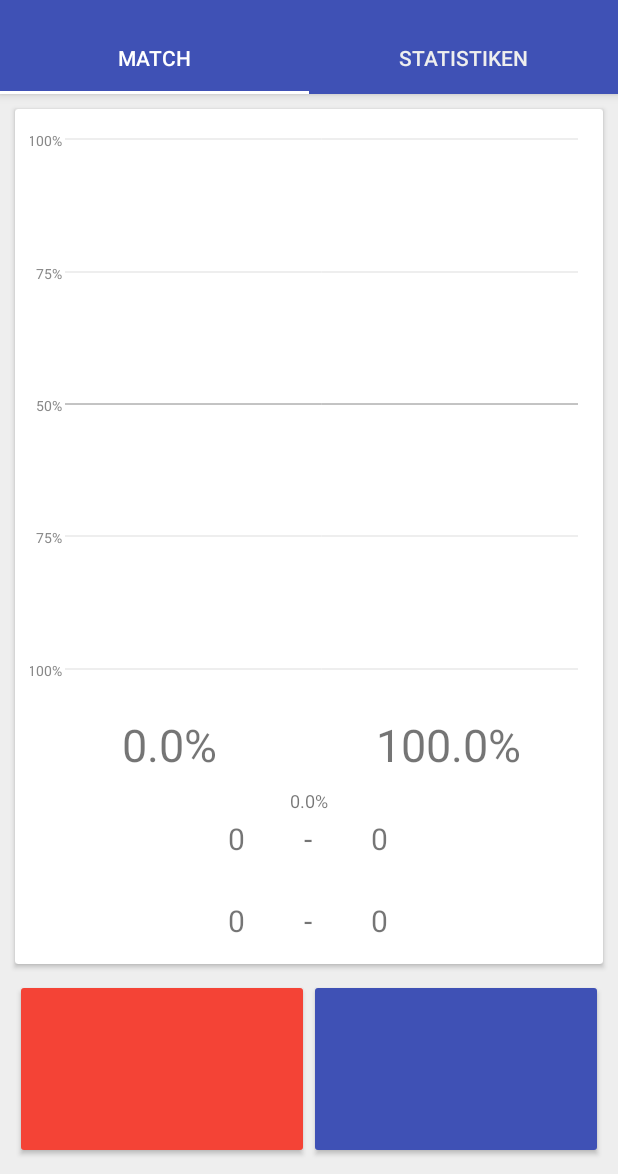
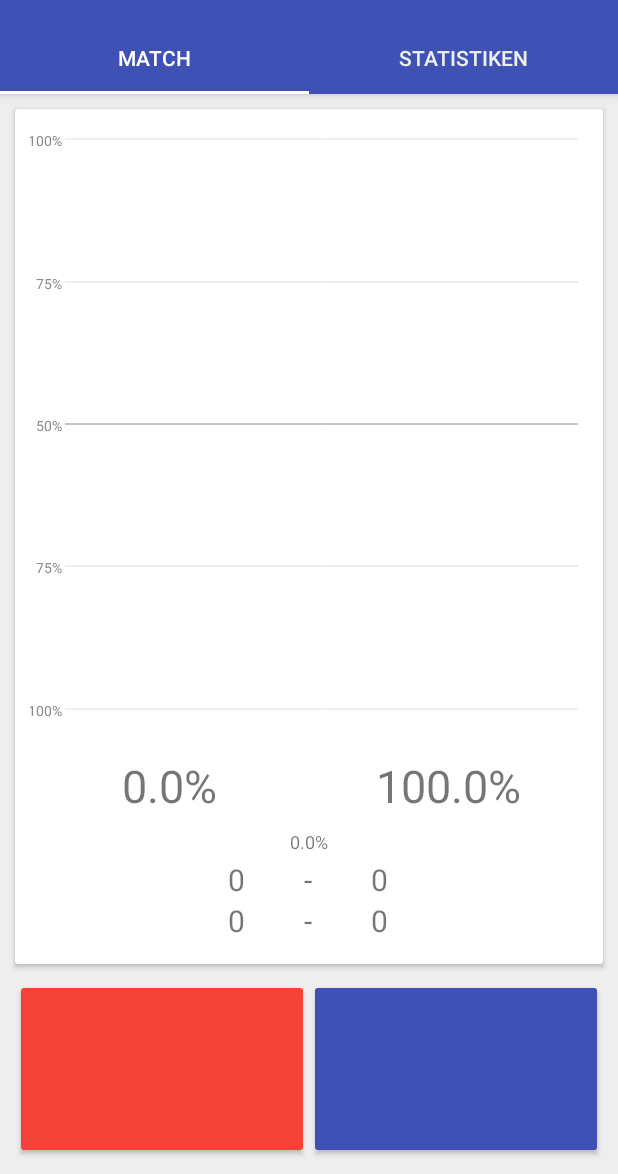
Before and after one commit to MDeiml/Richard, an Android app: the MatchActivity screen opened directly, with no data from a screen before it, on a phone screen of 412 x 824 dp, the part 62-1236 px from its top. Run offline under Robolectric (Android 15) with nearby library versions, the phone set to English and light mode, and no system bars; libraries missing offline, so code that uses them is left out: org.apache.commons; 22 statements that could not run were skipped.

Commit message:
Support for different game modes

```diff
--- a/app/src/main/java/com/mdeiml/richard/MarkovMatrix.java
+++ b/app/src/main/java/com/mdeiml/richard/MarkovMatrix.java
@@ -97,17 +97,44 @@ public class MarkovMatrix {
         return getPropabilities(r, q);
     }
 
-    public static RealMatrix getMatchPropabilities(double si, double mi) {
-        RealMatrix q = MatrixUtils.createRealMatrix(4, 4);
-        q.setEntry(0, 1, 1-si); // 0-0 -> 0-1
-        q.setEntry(0, 2, si); // 0-0 -> 1-0
-        q.setEntry(1, 3, si); // 0-1 -> 1-1
-        q.setEntry(2, 3, 1-si); // 1-0 -> 1-1
-        RealMatrix r = MatrixUtils.createRealMatrix(4, 2);
-        r.setEntry(1, 1, 1-si); // 0-1 -> 0-2
-        r.setEntry(2, 0, si); // 1-0 -> 2-0
-        r.setEntry(3, 0, mi); // 1-1 -> 2-1
-        r.setEntry(3, 1, 1-mi); // 1-1 -> 2-1
+    public static RealMatrix getMatchPropabilities(double si, double mi, int sets, boolean tiebreak) {
+        if(sets % 2 != 1) throw new IllegalArgumentException("Only odd number of sets are allowed");
+        int sets0 = sets / 2;
+        int n = sets0 + 1;
+        RealMatrix q = MatrixUtils.createRealMatrix(n * n, n * n);
+        RealMatrix r = MatrixUtils.createRealMatrix(n * n, 2);
+        for(int i = 0; i < n; i++) {
+            for(int j = 0; j < n; j++) {
+                int index = i * n + j;
+                if(i < n - 1) {
+                    q.setEntry(index, (i+1) * n + j, si); //i-j -> (i+1)-j
+                }else {
+                    if(tiebreak && j == n - 1) {
+                        r.setEntry(index, 0, mi);
+                    }else {
+                        r.setEntry(index, 0, si);
+                    }
+                }
+
+                if(j < n - 1) {
+                    q.setEntry(index, i * n + (j+1), 1-si); //i-j -> i-(j+1)
+                }else {
+                    if(tiebreak && i == n - 1) {
+                        r.setEntry(index, 1, 1-mi);
+                    }else {
+                        r.setEntry(index, 1, 1-si);
+                    }
+                }
+            }
+        }
+        // q.setEntry(0, 1, 1-si); // 0-0 -> 0-1
+        // q.setEntry(0, 2, si); // 0-0 -> 1-0
+        // q.setEntry(1, 3, si); // 0-1 -> 1-1
+        // q.setEntry(2, 3, 1-si); // 1-0 -> 1-1
+        // r.setEntry(1, 1, 1-si); // 0-1 -> 0-2
+        // r.setEntry(2, 0, si); // 1-0 -> 2-0
+        // r.setEntry(3, 0, mi); // 1-1 -> 2-1
+        // r.setEntry(3, 1, 1-mi); // 1-1 -> 2-1
         return getPropabilities(r, q);
     }
 
@@ -137,7 +164,7 @@ public class MarkovMatrix {
         return MatrixUtils.inverse(MatrixUtils.createRealIdentityMatrix(q.getColumnDimension()).subtract(q)).multiply(r);
     }
 
-    public static double[] approxP(double pm, double m) {
+    public static double[] approxP(double pm, double m, int sets, boolean tiebreak) {
         double pipluspj = 2*pm;
         double piminpj = 0;
         double error = 1;
@@ -154,7 +181,7 @@ public class MarkovMatrix {
             double ti = getSetTiebreakPropabilities(pi, pj).getEntry(0, 0);
             double mi = getMatchTiebreakPropabilities(pi, pj).getEntry(0, 0);
             double si = getSetPropabilities(gi, gj, ti).getEntry(0, 0);
-            double mapprox = getMatchPropabilities(si, mi).getEntry(0, 0);
+            double mapprox = getMatchPropabilities(si, mi, sets, tiebreak).getEntry(0, 0);
             error = (mapprox-m)/m;
             if(Math.abs(error) > maxerr) {
                 piminpj += (m-mapprox)*0.1f;
--- a/app/src/main/java/com/mdeiml/richard/Match.java
+++ b/app/src/main/java/com/mdeiml/richard/Match.java
@@ -2,6 +2,7 @@ package com.mdeiml.richard;
 
 import java.util.ArrayList;
 import org.apache.commons.math3.linear.RealMatrix;
+import android.util.Log;
 
 public class Match {
 
@@ -13,6 +14,8 @@ public class Match {
 
     public long matchId;
 
+    private int numSets;
+    private boolean matchTiebreak;
     public final long startTime;
     public byte winner;
     public final ArrayList<Set> sets;
@@ -47,6 +50,8 @@ public class Match {
         Point p = getCurrentSet().getCurrentGame().getCurrentPoint();
         p.winProb = calcWinProb();
         p.importance = calcImportance();
+        numSets = 3;
+        matchTiebreak = true;
     }
 
     public int getCurrentSetNr() {
@@ -82,7 +87,7 @@ public class Match {
         matT2 = MarkovMatrix.getSetTiebreakPropabilities(p2, p1);
         matS1 = MarkovMatrix.getSetPropabilities(matG1.getEntry(0, 0), matG2.getEntry(0, 0), matT1.getEntry(0, 0));
         matS2 = MarkovMatrix.getSetPropabilities(matG2.getEntry(0, 0), matG1.getEntry(0, 0), matT1.getEntry(0, 0));
-        matM = MarkovMatrix.getMatchPropabilities(matS1.getEntry(0, 0), matMT1.getEntry(0, 0));
+        matM = MarkovMatrix.getMatchPropabilities(matS1.getEntry(0, 0), matMT1.getEntry(0, 0), 3, true);
         this.p1 = p1;
         this.p2 = p2;
     }
@@ -96,9 +101,9 @@ public class Match {
             return winner;
         }
         byte[] totalSets = totalSets();
-        if(totalSets[0] == 2) {
+        if(totalSets[0] == numSets / 2 + 1) {
             winner = 1;
-        }else if(totalSets[1] == 2) {
+        }else if(totalSets[1] == numSets / 2 + 1) {
             winner = 2;
         }
         return winner;
@@ -149,17 +154,19 @@ public class Match {
     }
 
     private byte point(byte player, boolean calcStatistics) {
+        byte w1 = getWinner();
+        if(w1 != 0) {
+            return w1;
+        }
         byte w = getCurrentSet().point(player);
-        byte w1 = 0;
         if(w != 0) {
             w1 = getWinner();
-            if(w1 == 0) {
-                byte[] totalSets = totalSets();
-                boolean t = totalSets[0] == 1 && totalSets[1] == 1;
-                byte server = getCurrentSet().getCurrentGame().getCurrentPoint().server;
-                server = server == 1 ? (byte)2 : (byte)1;
-                sets.add(new Set(t ? MATCH_TIEBREAK : NO_TIEBREAK, server));
-            }
+            // new set even if match is won for easier logic
+            byte[] totalSets = totalSets();
+            boolean t = matchTiebreak && totalSets[0] == numSets / 2 && totalSets[1] == numSets / 2;
+            byte server = getCurrentSet().getCurrentGame().getCurrentPoint().server;
+            server = server == 1 ? (byte)2 : (byte)1;
+            sets.add(new Set(t ? MATCH_TIEBREAK : NO_TIEBREAK, server));
         }
         if(calcStatistics) {
             Point p = getCurrentSet().getCurrentGame().getCurrentPoint();
@@ -173,6 +180,7 @@ public class Match {
         if(getCurrentSet().getCurrentGame().getCurrentPoint() == sets.get(0).games.get(0).points.get(0)) {
             return false;
         }
+        winner = 0;
         if(getCurrentSet().removePoint()) {
             sets.remove(sets.size()-1);
             getCurrentSet().getCurrentGame().getCurrentPoint().winner = 0;
--- a/app/src/main/java/com/mdeiml/richard/MatchActivity.java
+++ b/app/src/main/java/com/mdeiml/richard/MatchActivity.java
@@ -57,7 +57,7 @@ public class MatchActivity extends AppCompatActivity {
             nameJ = nameJ.isEmpty() ? "Spieler B" : nameJ;
 
             double pmean = pref.getFloat("pmean", 0.6f);
-            double[] p = MarkovMatrix.approxP(pmean, i.getDoubleExtra("m", 0.5));
+            double[] p = MarkovMatrix.approxP(pmean, i.getDoubleExtra("m", 0.5), 3, true);
             double pi = p[0];
             double pj = p[1];
             match = new Match(nameI, nameJ, pi, pj);
--- a/app/src/main/java/com/mdeiml/richard/MatchFragment.java
+++ b/app/src/main/java/com/mdeiml/richard/MatchFragment.java
@@ -17,6 +17,7 @@ import android.widget.Button;
 import android.widget.TextView;
 import java.util.ArrayList;
 import java.util.Locale;
+import android.widget.TableLayout;
 
 public class MatchFragment extends Fragment {
 
@@ -26,11 +27,10 @@ public class MatchFragment extends Fragment {
     private TextView propJ;
     private TextView pointsI;
     private TextView pointsJ;
-    private TextView gamesI0;
-    private TextView gamesJ0;
-    private TextView gamesI1;
-    private TextView gamesJ1;
-    private View set1;
+    private TableLayout pointsTable;
+    private int numPointRows;
+    private View points;
+    private ArrayList<View> sets;
     private TextView importance;
     private View serveI;
     private View serveJ;
@@ -44,17 +44,17 @@ public class MatchFragment extends Fragment {
         buttonJ = (Button)root.findViewById(R.id.buttonJ);
         propI = (TextView)root.findViewById(R.id.propI);
         propJ = (TextView)root.findViewById(R.id.propJ);
-        pointsI = (TextView)root.findViewById(R.id.pointsI);
-        pointsJ = (TextView)root.findViewById(R.id.pointsJ);
-        gamesI0 = (TextView)root.findViewById(R.id.gamesI0);
-        gamesJ0 = (TextView)root.findViewById(R.id.gamesJ0);
-        gamesI1 = (TextView)root.findViewById(R.id.gamesI1);
-        gamesJ1 = (TextView)root.findViewById(R.id.gamesJ1);
-        set1 = root.findViewById(R.id.set1);
+        pointsTable = (TableLayout)root.findViewById(R.id.points_table);
         importance = (TextView)root.findViewById(R.id.importance);
         serveI = root.findViewById(R.id.serveI);
         serveJ = root.findViewById(R.id.serveJ);
         chart = (ChartView)root.findViewById(R.id.match_chart);
+
+        sets = new ArrayList<>();
+
+        points = addPointsRow(0);
+        pointsI = (TextView)points.findViewById(R.id.pointsI);
+        pointsJ = (TextView)points.findViewById(R.id.pointsJ);
 
         buttonI.setOnClickListener(new OnClickListener() {
             public void onClick(View v) {
@@ -79,27 +79,44 @@ public class MatchFragment extends Fragment {
         return root;
     }
 
+    public View addPointsRow(int i) {
+        LayoutInflater inflater = getActivity().getLayoutInflater();
+        View row = inflater.inflate(R.layout.points, pointsTable, false);
+        pointsTable.addView(row, i);
+        return row;
+    }
+
     public void redraw() {
         double p = getMatch().getWinProb();
         double imp = getMatch().importance();
         double piP = p*100;
         double pjP = 100-piP;
+        byte w = getMatch().getWinner();
         propI.setText(String.format(Locale.getDefault(), "%.1f%%", piP));
         propJ.setText(String.format(Locale.getDefault(), "%.1f%%", pjP));
-        String[] stringScores = getMatch().getCurrentSet().getCurrentGame().stringScores();
-        pointsI.setText(stringScores[0]);
-        pointsJ.setText(stringScores[1]);
-        if(getMatch().getCurrentSetNr() == 0) {
-            set1.setVisibility(View.INVISIBLE);
+        if(w == 0) {
+            String[] stringScores = getMatch().getCurrentSet().getCurrentGame().stringScores();
+            pointsI.setText(stringScores[0]);
+            pointsJ.setText(stringScores[1]);
+            points.setVisibility(View.VISIBLE);
         }else {
-            set1.setVisibility(View.VISIBLE);
+            points.setVisibility(View.INVISIBLE);
+        }
+        int expectedRows = getMatch().getCurrentSetNr()+1;
+        if(getMatch().getWinner() != 0) {
+            expectedRows--;
+        }
+        while(expectedRows > numPointRows) {
+            sets.add(addPointsRow(numPointRows++));
+        }
+        while(expectedRows < numPointRows) {
+            pointsTable.removeView(sets.remove(sets.size()-1));
+            numPointRows--;
         }
         byte[][] games = getMatch().getGames();
-        gamesI0.setText(String.format(Locale.getDefault(), "%d", games[0][0]));
-        gamesJ0.setText(String.format(Locale.getDefault(), "%d", games[0][1]));
-        if(games.length >= 2) {
-            gamesI1.setText(String.format(Locale.getDefault(), "%d", games[1][0]));
-            gamesJ1.setText(String.format(Locale.getDefault(), "%d", games[1][1]));
+        for(int i = 0; i < numPointRows; i++) {
+            ((TextView)sets.get(i).findViewById(R.id.pointsI)).setText(String.format(Locale.getDefault(), "%d", games[i][0]));
+            ((TextView)sets.get(i).findViewById(R.id.pointsJ)).setText(String.format(Locale.getDefault(), "%d", games[i][1]));
         }
         importance.setText(String.format(Locale.getDefault(), "%.1f%%", imp*100));
         if(getMatch().servePoint()) {
--- a/app/src/main/java/com/mdeiml/richard/SavedGamesActivity.java
+++ b/app/src/main/java/com/mdeiml/richard/SavedGamesActivity.java
@@ -8,20 +8,19 @@ import android.os.Bundle;
 import android.support.design.widget.FloatingActionButton;
 import android.support.v7.app.AppCompatActivity;
 import android.support.v7.widget.Toolbar;
-import android.util.SparseBooleanArray;
+import android.util.Log;
+import android.view.ActionMode;
 import android.view.LayoutInflater;
 import android.view.Menu;
 import android.view.MenuInflater;
 import android.view.MenuItem;
 import android.view.View;
 import android.view.ViewGroup;
+import android.widget.AdapterView;
 import android.widget.CursorAdapter;
 import android.widget.ListView;
 import android.widget.TextView;
-import android.util.Log;
 import java.util.Locale;
-import android.view.ActionMode;
-import android.widget.AdapterView;
 
 public class SavedGamesActivity extends AppCompatActivity {
 
@@ -66,7 +65,6 @@ public class SavedGamesActivity extends AppCompatActivity {
                         long[] checkedIds = savedGamesList.getCheckedItemIds();
 
                         for(int i = 0; i < checkedIds.length; i++) {
-                            Log.i("Richard", "Deleting " + checkedIds[i]);
                             dbHelper.deleteMatch(checkedIds[i]);
                         }
                         break;
@@ -110,12 +108,10 @@ public class SavedGamesActivity extends AppCompatActivity {
                     {
                         (TextView)view.findViewById(R.id.saved_game_set11),
                         (TextView)view.findViewById(R.id.saved_game_set21),
-                        (TextView)view.findViewById(R.id.saved_game_set31)
                     },
                     {
                         (TextView)view.findViewById(R.id.saved_game_set12),
-                        (TextView)view.findViewById(R.id.saved_game_set22),
-                        (TextView)view.findViewById(R.id.saved_game_set32),
+                        (TextView)view.findViewById(R.id.saved_game_set22)
                     }
                 };
                 TextView sgPoints1 = view.findViewById(R.id.saved_game_points1);
@@ -144,7 +140,11 @@ public class SavedGamesActivity extends AppCompatActivity {
                 int winnerIndex = setCursor.getColumnIndex("game_winner");
 
                 while(setCursor.moveToNext()) {
-                    sgSets[setCursor.getInt(winnerIndex)-1][setCursor.getInt(setIndex)].setText(String.format(Locale.getDefault(), "%d", setCursor.getInt(countIndex)));
+                    int w = setCursor.getInt(winnerIndex)-1;
+                    int s = setCursor.getInt(setIndex);
+                    if(s < sgSets[w].length) {
+                        sgSets[w][s].setText(String.format(Locale.getDefault(), "%d", setCursor.getInt(countIndex)));
+                    }
                 }
 
                 setCursor.close();
--- a/app/src/main/res/layout/match_fragment.xml
+++ b/app/src/main/res/layout/match_fragment.xml
@@ -75,73 +75,12 @@
                         android:src="@drawable/ic_tennis_grey600_48dp" />
                 </LinearLayout>
                 <TableLayout
+                    android:id="@+id/points_table"
                     android:stretchColumns="0,2"
                     android:gravity="center"
                     android:layout_width="0dp"
                     android:layout_height="wrap_content"
-                    android:layout_weight="2">
-                    <TableRow>
-                        <TextView
-                            android:id="@+id/gamesI0"
-                            android:layout_width="wrap_content"
-                            android:layout_height="wrap_content"
-                            android:gravity="center"
-                            android:textSize="20sp" />
-                        <TextView
-                            android:layout_width="wrap_content"
-                            android:layout_height="wrap_content"
-                            android:gravity="center"
-                            android:textSize="20sp"
-                            android:text="@string/point_seperator" />
-                        <TextView
-                            android:id="@+id/gamesJ0"
-                            android:layout_width="wrap_content"
-                            android:layout_height="wrap_content"
-                            android:gravity="center"
-                            android:textSize="20sp" />
-                    </TableRow>
-                    <TableRow
-                        android:id="@+id/set1">
-                        <TextView
-                            android:id="@+id/gamesI1"
-                            android:layout_width="wrap_content"
-                            android:layout_height="wrap_content"
-                            android:gravity="center"
-                            android:textSize="20sp" />
-                        <TextView
-                            android:layout_width="wrap_content"
-                            android:layout_height="wrap_content"
-                            android:gravity="center"
-                            android:textSize="20sp"
-                            android:text="@string/point_seperator" />
-                        <TextView
-                            android:id="@+id/gamesJ1"
-                            android:layout_width="wrap_content"
-                            android:layout_height="wrap_content"
-                            android:gravity="center"
-                            android:textSize="20sp" />
-                    </TableRow>
-                    <TableRow>
-                        <TextView
-                            android:id="@+id/pointsI"
-                            android:layout_width="wrap_content"
-                            android:layout_height="wrap_content"
-                            android:gravity="center"
-                            android:textSize="20sp" />
-                        <TextView
-                            android:layout_width="wrap_content"
-                            android:layout_height="wrap_content"
-                            android:gravity="center"
-                            android:textSize="20sp"
-                            android:text="@string/point_seperator" />
-                        <TextView
-                            android:id="@+id/pointsJ"
-                            android:layout_width="wrap_content"
-                            android:layout_height="wrap_content"
-                            android:textSize="20sp"
-                            android:gravity="center" />
-                    </TableRow>
-                </TableLayout>
+                    android:layout_weight="2" />
                 <LinearLayout
                     android:id="@+id/serveJ"
                     android:orientation="vertical"
--- /dev/null
+++ b/app/src/main/res/layout/points.xml
@@ -0,0 +1,21 @@
+<?xml version="1.0" encoding="utf-8"?>
+<TableRow xmlns:android="http://schemas.android.com/apk/res/android">
+    <TextView
+        android:id="@+id/pointsI"
+        android:layout_width="wrap_content"
+        android:layout_height="wrap_content"
+        android:gravity="center"
+        android:textSize="20sp" />
+    <TextView
+        android:layout_width="wrap_content"
+        android:layout_height="wrap_content"
+        android:gravity="center"
+        android:textSize="20sp"
+        android:text="@string/point_seperator" />
+    <TextView
+        android:id="@+id/pointsJ"
+        android:layout_width="wrap_content"
+        android:layout_height="wrap_content"
+        android:gravity="center"
+        android:textSize="20sp" />
+</TableRow>
--- a/app/src/main/res/layout/saved_game.xml
+++ b/app/src/main/res/layout/saved_game.xml
@@ -26,13 +26,6 @@
                 android:textSize="20sp"
                 android:gravity="center"
                 android:id="@+id/saved_game_set21" />
-            <TextView
-                android:layout_width="0dp"
-                android:layout_weight="1"
-                android:layout_height="wrap_content"
-                android:textSize="20sp"
-                android:gravity="center"
-                android:id="@+id/saved_game_set31" />
             <TextView
                 android:layout_width="0dp"
                 android:layout_weight="1"
@@ -68,13 +61,6 @@
                 android:layout_height="wrap_content"
                 android:textSize="20sp"
                 android:gravity="center"
-                android:id="@+id/saved_game_set32" />
-            <TextView
-                android:layout_width="0dp"
-                android:layout_weight="1"
-                android:layout_height="wrap_content"
-                android:textSize="20sp"
-                android:gravity="center"
                 android:id="@+id/saved_game_points2" />
         </TableRow>
     </TableLayout>
```
